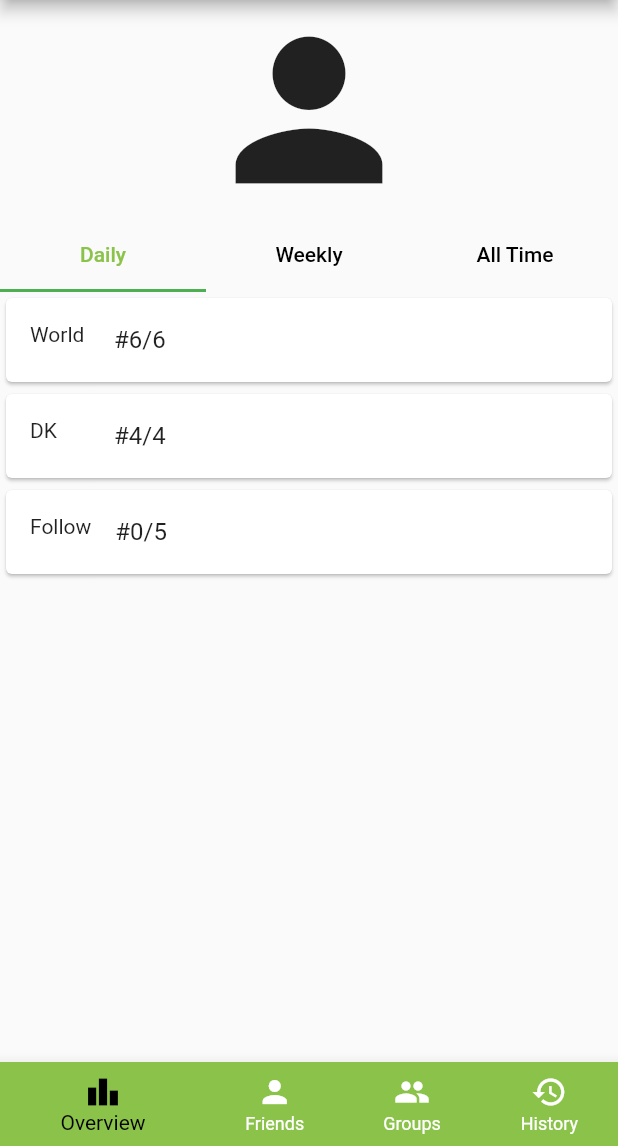
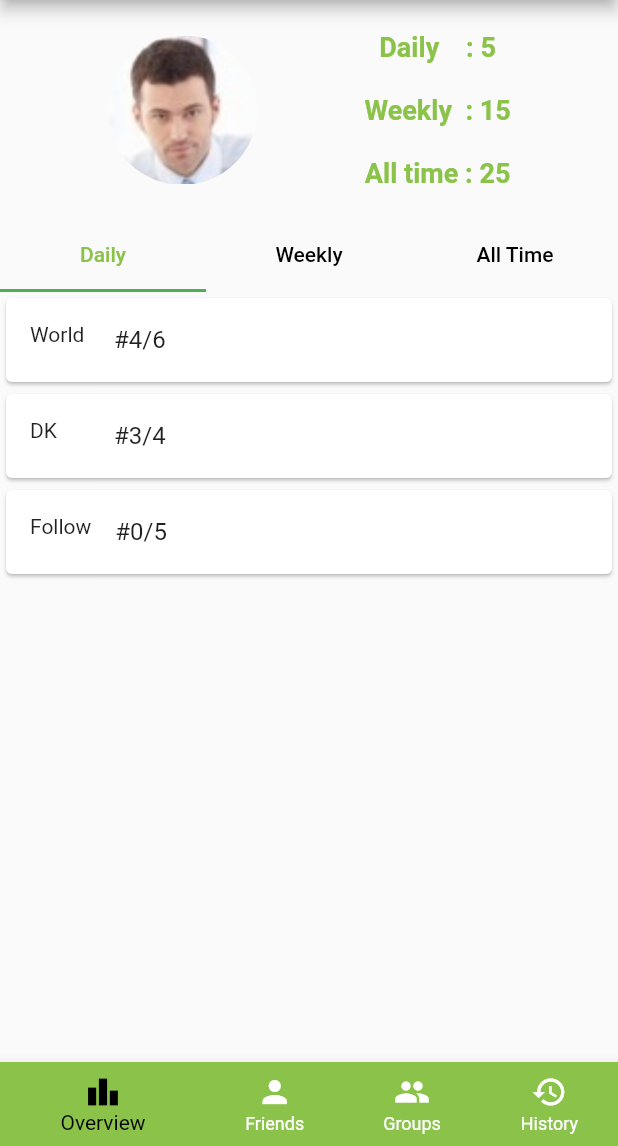
Before and after one commit to SEbbaDK/maptogether, a Flutter app: the screen it shows after launch, after a tap on the "person" icon, on a phone screen of 412 x 824 dp, the part 90-1236 px from its top. Run offline on Flutter 3.47's test engine with Material 2 defaults, Android fonts, the phone set to English and light mode, and no system bars; our stand-ins replace flutter_map, latlong, location; missing offline and left inert: flutter_map_marker_cluster, time_range_picker; accounts and stored records are empty; Roboto replaces fonts that are missing (RobotoMono).

Commit message:
add user overview

```diff
--- a/client/lib/database.dart
+++ b/client/lib/database.dart
@@ -23,7 +23,7 @@ class DummyDatabase with ChangeNotifier{
     globalUsers = [
       User("Thomas", 40, 25, 15, "kid.png", "UK"),
       User("Sebba", 250, 150, 55, "clean.png", "DK"),
-      User("Simon", 5, 5, 5, "business.png", "DK"),
+      User("Simon", 25, 15, 5, "business.png", "DK"),
       User("Phillip", 55, 35, 15, "arthas.png", "DK"),
       User("Hartvig", 10, 10, 0, "anime.png", "JP"),
       User("Fjeldsø", 20, 20, 10, "wolf.png", "DK"),
--- a/client/lib/widgets/social_menu_widgets/user_overview.dart
+++ b/client/lib/widgets/social_menu_widgets/user_overview.dart
@@ -1,19 +1,41 @@
+import 'package:client/database.dart';
+import 'package:flutter/cupertino.dart';
 import 'package:flutter/material.dart';
+import 'package:provider/provider.dart';
 
 class UserOverView extends StatelessWidget {
   @override
   Widget build(BuildContext context) {
     return Container(
       child: Row(
-        mainAxisAlignment: MainAxisAlignment.center,
+        mainAxisAlignment: MainAxisAlignment.spaceEvenly,
         children: [
-          Expanded(
-            child: FittedBox(
-              child: Icon(
-                Icons.person,
+          Container(
+            width: 100,
+            height: 100,
+            decoration: BoxDecoration(
+              shape: BoxShape.circle,
+              image: DecorationImage(
+                  image: AssetImage('assets/${context.watch<DummyDatabase>().currentUser.pfp}'),
+              )
+            )
+
+            ),
+          Column(
+            mainAxisAlignment: MainAxisAlignment.spaceEvenly,
+            children: [
+              Text("Daily    : " + context.watch<DummyDatabase>().currentUser.daily.toString(),
+              style: TextStyle(fontFamily: 'RobotoMono', fontSize: 18, color: Colors.lightGreen, fontWeight: FontWeight.bold),
               ),
-            ),
-          ),
+              Text("Weekly  : " + context.watch<DummyDatabase>().currentUser.weekly.toString(),
+                style: TextStyle(fontFamily: 'RobotoMono', fontSize: 18, color: Colors.lightGreen, fontWeight: FontWeight.bold),
+              ),
+              Text("All time : " + context.watch<DummyDatabase>().currentUser.total.toString(),
+                style: TextStyle(fontFamily: 'RobotoMono', fontSize: 18, color:Colors.lightGreen, fontWeight: FontWeight.bold
+              )
+              )
+            ],
+          )
         ],
       ),
     );
```
Also changed, not shown: client/lib/widgets/social_menu_widgets/history.dart (+18 -0 lines).
